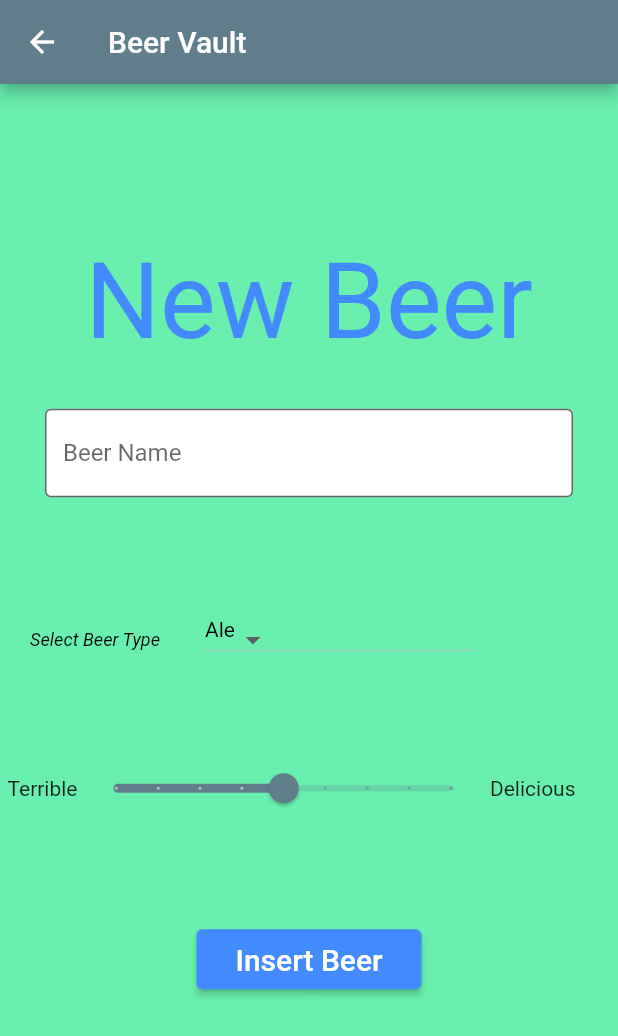
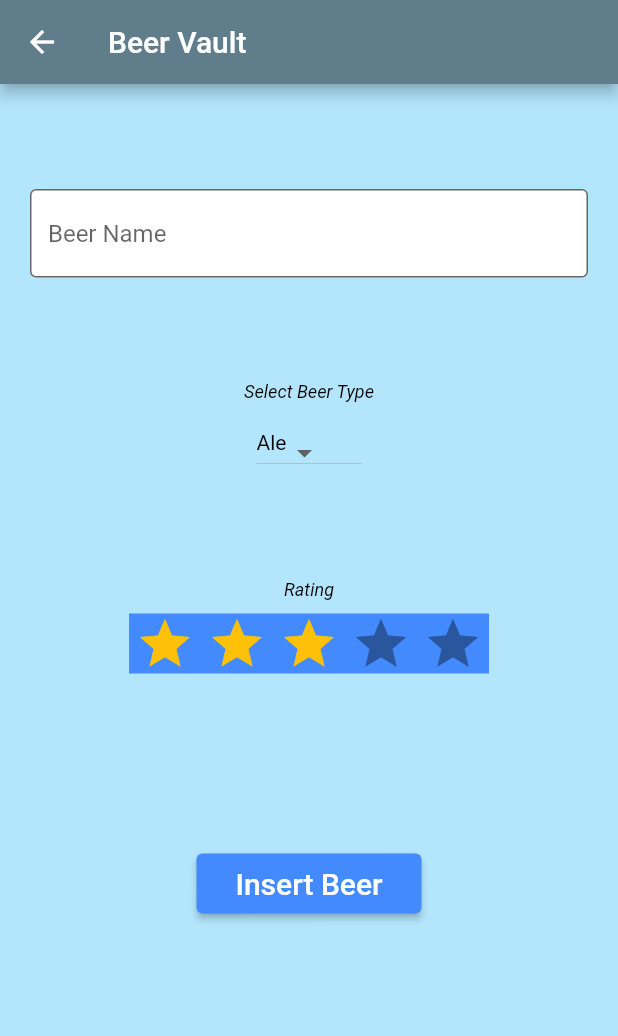
Before and after one commit to codyhanes32/Need_For_Feed, a Flutter app: the screen it shows after launch, after a tap on "Add Drink +", on a phone screen of 412 x 824 dp. Shown: the top 1036 px of the screen. Run offline on Flutter 3.47's test engine with Material 2 defaults, Android fonts, the light colour scheme and no system bars; drawn by our look-alikes of flutter_rating_bar; our stand-ins replace firebase_database; accounts and stored records are empty; network calls fail; Roboto replaces fonts that are missing (Hind).

Commit message:
changed rating system to star and other simple UI changes'

```diff
--- a/lib/NewDrink.dart
+++ b/lib/NewDrink.dart
@@ -1,4 +1,7 @@
+import 'package:firebase_database/firebase_database.dart';
 import 'package:flutter/material.dart';
+import 'package:need_for_feed/insertSuccess.dart';
+import 'package:flutter_rating_bar/flutter_rating_bar.dart';
 
 class NewDrink extends StatefulWidget {
   const NewDrink({Key? key}) : super(key: key);
@@ -7,37 +10,31 @@ class NewDrink extends StatefulWidget {
   _NewDrinkState createState() => _NewDrinkState();
 }
 class _NewDrinkState extends State<NewDrink> {
-  double rating = 3;
+  double beerRating = 3;
   List<String> options = <String>['Ale', 'Lager', 'Porter', 'Stout', 'Blonde Ale', 'Brown Ale',
     'Pale Ale', 'Indian Pale Ale (IPA)', 'Wheat', 'Pilsner', 'Sour'];
   String dropdownValue = 'Ale';
+  var beerName = TextEditingController();
 
   @override
   Widget build(BuildContext context) {
     return Scaffold(
-      backgroundColor: Colors.greenAccent,
+      backgroundColor: Colors.lightBlue[100],
+      resizeToAvoidBottomInset : false,
       appBar: AppBar(
 
         title: Text('Beer Vault'),
 
       ),
-      body: Center(
+      body: SingleChildScrollView(
         child: Column(
           mainAxisAlignment: MainAxisAlignment.center,
           children: [
 
             Container(
-              child: Text('New Beer',
-              style: TextStyle(
-                fontFamily: 'Hind',
-                color: Colors.blueAccent,
-                fontSize: 70,
-              )),
-            ),
-
-            Container(
-              margin: EdgeInsets.all(30),
+              margin: EdgeInsets.symmetric(vertical: 70, horizontal: 20),
               child: TextField(
+                controller: beerName,
                 decoration: const InputDecoration(
                     fillColor: Colors.white, filled: true,
                     border: OutlineInputBorder(),
@@ -48,7 +45,7 @@ class _NewDrinkState extends State<NewDrink> {
 
             Container(
               margin: new EdgeInsets.symmetric(horizontal: 20.0),
-              child: Row(
+              child: Column(
                 children: [
                   Text('Select Beer Type',
                   style: TextStyle(
@@ -58,10 +55,11 @@ class _NewDrinkState extends State<NewDrink> {
                     fontSize: 12,
                     fontStyle: FontStyle.italic,
                   )),
+
                   Container(
-                      margin: new EdgeInsets.symmetric(horizontal: 30.0, vertical: 50),
+                      margin: new EdgeInsets.symmetric(horizontal: 10.0, vertical: 20),
                       height: 30,
-                      width: 180,
+                      width: 70,
                       child: DropdownButton<String>(
                       value: dropdownValue,
                       onChanged: (String? newValue) {
@@ -90,27 +88,40 @@ class _NewDrinkState extends State<NewDrink> {
               ),
             ),
 
-              Container(
-                margin: new EdgeInsets.symmetric(horizontal: 5, vertical: 10.0),
-                child:Row(
-                  children:[
-                    Text('Terrible'),
-                    Container(
-                      width: 275,
-                      child:Slider(value: rating,
-                        onChanged: (newRating){
-                          setState(() => rating = newRating);
-                        },
-                        min: 1,
-                        max: 5,
-                        divisions: 8,
-                        label: "$rating",
-                      ),
+            Container(
+              margin: EdgeInsets.symmetric(vertical: 50),
+              child: Column(
+                children: [
+                  Text('Rating',
+                      style: TextStyle(
+                        fontFamily: 'Hind',
+                        color: Colors.black,
+                        height: 1,
+                        fontSize: 12,
+                        fontStyle: FontStyle.italic,
+                      )),
+                Container(
+                  margin: EdgeInsets.symmetric(vertical: 10),
+                  color: Colors.blueAccent,
+                  child: RatingBar.builder(
+                    initialRating: 3,
+                    minRating: 1,
+                    direction: Axis.horizontal,
+                    allowHalfRating: true,
+                    itemCount: 5,
+                    itemPadding: EdgeInsets.symmetric(horizontal: 4.0),
+                    itemBuilder: (context, _) => Icon(
+                      Icons.star,
+                      color: Colors.amber,
                     ),
-                    Text('Delicious'),
-                  ],
+                    onRatingUpdate: (rating) {
+                      beerRating = rating;
+                    },
+                  ),
                 ),
+                ],
               ),
+            ),
 
             Container(
                 margin: new EdgeInsets.symmetric(vertical: 60.0),
@@ -118,7 +129,23 @@ class _NewDrinkState extends State<NewDrink> {
                 height: 40,
                 child:ElevatedButton(
                     onPressed: (){
-                      //todo
+                      var timestamp = new DateTime.now().millisecondsSinceEpoch;
+                      FirebaseDatabase.instance.reference().child("beer/beer" + timestamp.toString()).set(
+                        {
+                          "name" : beerName.text,
+                          "rating" : beerRating,
+                          "type" : dropdownValue
+                        }
+                      ).then((value) {
+                        print("Beer successfully added");
+                        Navigator.push(
+                          context,
+                          MaterialPageRoute(builder: (context) => insertSuccess()),
+                        );
+                      }).catchError((error){
+                        print("Failed to add." + error.toString());
+                      });
+
                     },
                     style: TextButton.styleFrom(
                         backgroundColor: Colors.blueAccent
--- a/lib/main.dart
+++ b/lib/main.dart
@@ -74,7 +74,7 @@ class _MyHomePageState extends State<MyHomePage> {
         // the App.build method, and use it to set our appbar title.
        // title: Text(widget.title),
       //),
-      backgroundColor: Colors.teal,
+      backgroundColor: Colors.lightBlue[100],
       body: Center(
         // Center is a layout widget. It takes a single child and positions it
         // in the middle of the parent.
@@ -100,7 +100,7 @@ class _MyHomePageState extends State<MyHomePage> {
               'Drink Bank',
               style: TextStyle(fontWeight: FontWeight.bold,
                   fontFamily: 'Hind',
-                  color: Colors.greenAccent,
+                  color: Colors.blue,
                   height: 1,
                   fontSize: 70,
                   fontStyle: FontStyle.italic,
```
Also changed, not shown: lib/insertSuccess.dart (added, +35 -0 lines).
